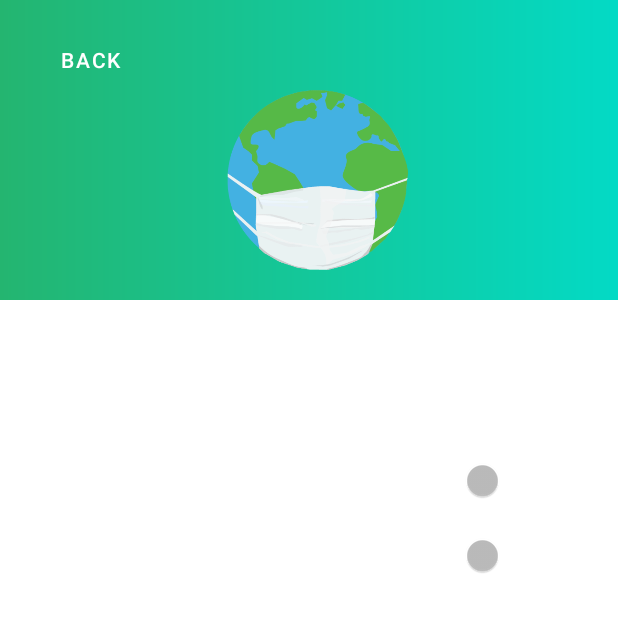
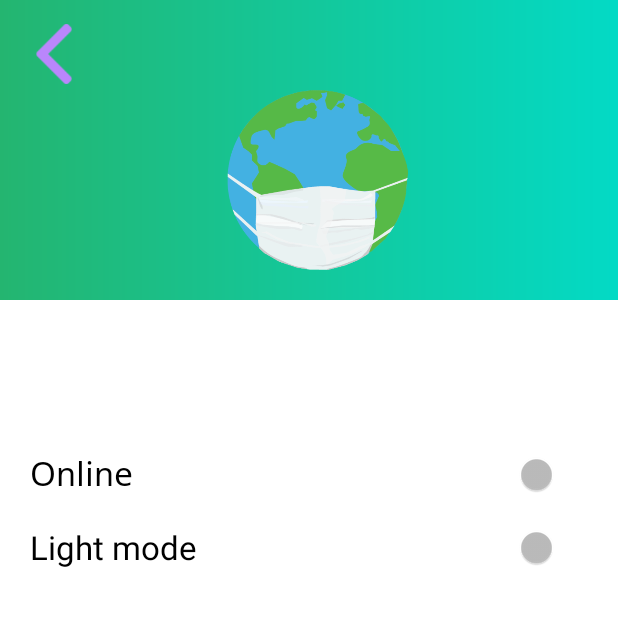
Before and after one commit to OchianIulian/Save-you, an Android app: the fragment SettingsFragment shown on its own in the app's theme, on a phone screen of 412 x 824 dp, the top half of it. Run offline under Robolectric (Android 15) with nearby library versions, the phone set to English and light mode, and no system bars; 3 statements that could not run were skipped.

Commit message:
Resolved some errors

```diff
--- a/app/src/main/res/layout/fragment_settings.xml
+++ b/app/src/main/res/layout/fragment_settings.xml
@@ -21,11 +21,9 @@
 
 
     <Button
-        android:background="@drawable/button"
-        android:layout_width="wrap_content"
-        android:layout_height="wrap_content"
-        android:text="Back"
-        android:textColor="@color/white"
+        android:background="@drawable/goback"
+        android:layout_width="40dp"
+        android:layout_height="40dp"
         app:layout_constraintTop_toTopOf="parent"
         android:layout_marginTop="16dp"
         app:layout_constraintStart_toStartOf="parent"
@@ -33,11 +31,15 @@
         />
 
     <Switch
-        android:id="@+id/switch1"
-        android:layout_width="300dp"
-        android:layout_height="40dp"
+        android:id="@+id/switch_online"
+        android:layout_width="match_parent"
+        android:layout_height="wrap_content"
         android:textColor="@color/black"
-        android:textSize="19sp"
+        android:textSize="22sp"
+        android:text="Online"
+        android:fontFamily="@font/notosans_regular"
+        android:layout_marginStart="20dp"
+        android:layout_marginEnd="20dp"
         app:layout_constraintEnd_toEndOf="parent"
         app:layout_constraintStart_toStartOf="parent"
         app:layout_constraintTop_toTopOf="parent"
@@ -67,12 +69,15 @@
         />
 
     <Switch
-        android:id="@+id/switch2"
-        android:layout_width="300dp"
-        android:layout_height="40dp"
+        android:id="@+id/switch_dark"
+        android:layout_width="match_parent"
+        android:layout_height="wrap_content"
         android:layout_marginTop="350dp"
+        android:text="Light mode"
+        android:layout_marginStart="20dp"
+        android:layout_marginEnd="20dp"
         android:textColor="@color/black"
-        android:textSize="19sp"
+        android:textSize="22sp"
         app:layout_constraintStart_toStartOf="parent"
         app:layout_constraintEnd_toEndOf="parent"
         app:layout_constraintTop_toTopOf="parent"
```
Also changed, not shown: app/src/main/res/drawable-v24/goback.png (added).
